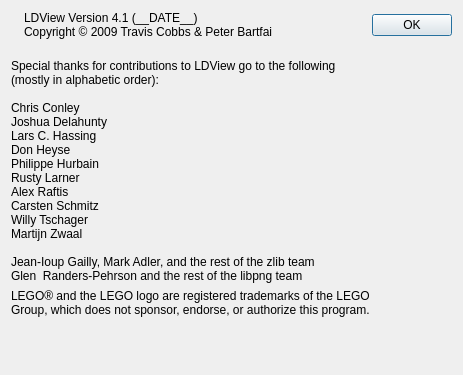
tcobbs/ldview, file QT/AboutPanel.ui: the form before one commit.
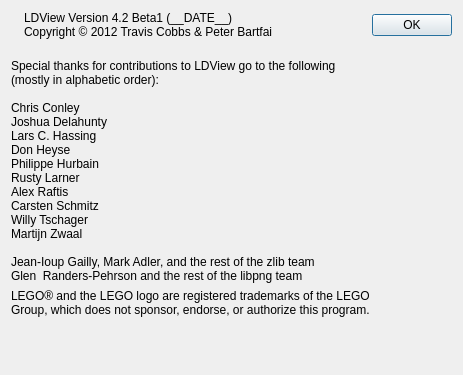
The form after the commit. Icons and pictures are not drawn.

```diff
--- a/QT/AboutPanel.ui
+++ b/QT/AboutPanel.ui
@@ -82,8 +82,8 @@
                     </sizepolicy>
                   </property>
                   <property name="text">
-                    <string>LDView Version 4.1 (__DATE__)
-Copyright © 2009 Travis Cobbs &amp; Peter Bartfai</string>
+                    <string>LDView Version 4.2 Beta1 (__DATE__)
+Copyright © 2012 Travis Cobbs &amp; Peter Bartfai</string>
                   </property>
                   <property name="textFormat">
                     <enum>Qt::PlainText</enum>
```
